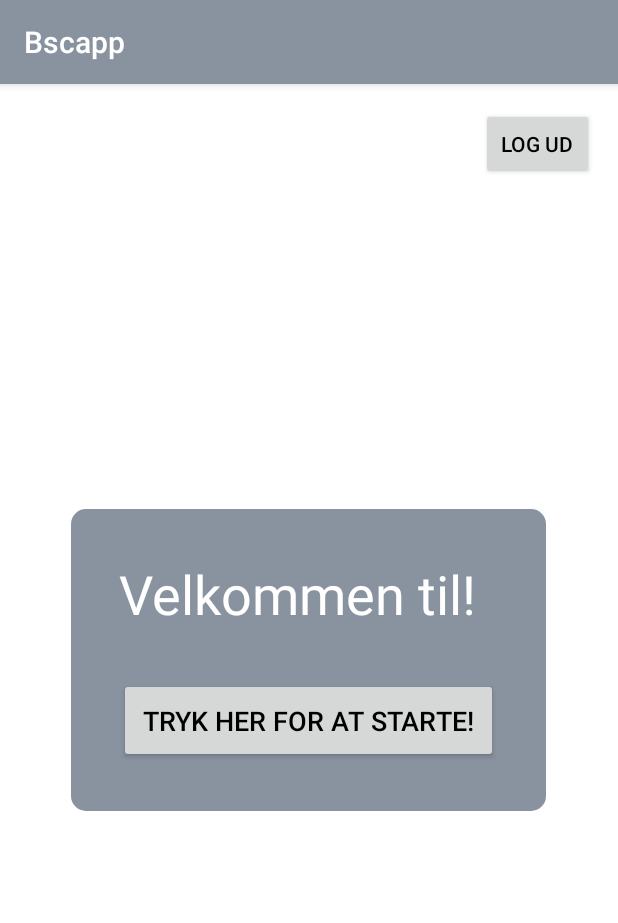
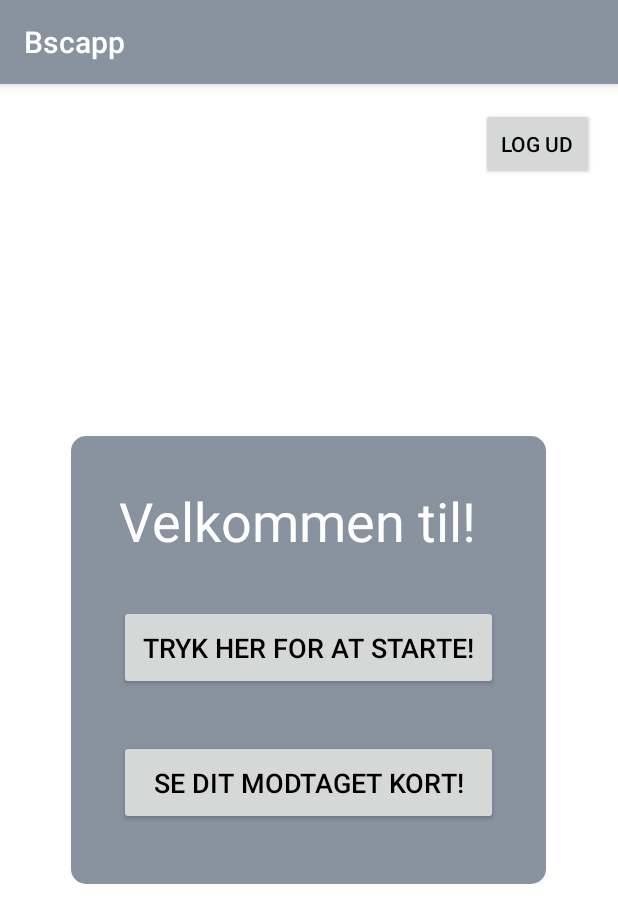
Before and after one commit to Nickka/Bscapp, an Android app: the screen it shows after launch (MainActivity), on a phone screen of 412 x 824 dp. Shown: the top 923 px of the screen. Run offline under Robolectric (Android 15) with nearby library versions, the light colour scheme and no system bars; our stand-ins replace Firebase (no records; nobody signed in at launch, a user with empty details on screens opened directly).

Commit message:
New features: små fixes

```diff
--- a/app/src/main/res/layout/activity_card.xml
+++ b/app/src/main/res/layout/activity_card.xml
@@ -77,6 +77,7 @@
 
 
     <Button
+        android:visibility="invisible"
         android:text="Se dit kort!"
         android:layout_width="wrap_content"
         android:layout_height="wrap_content"
--- a/app/src/main/res/layout/activity_fullscreen.xml
+++ b/app/src/main/res/layout/activity_fullscreen.xml
@@ -45,18 +45,35 @@
             android:layout_marginBottom="32dp"
             android:textColor="@color/bscAppSecondaryTextColor"/>
 
-        <Button android:id="@+id/sButton"
+        <Button
+            android:id="@+id/sButton"
+            android:layout_width="match_parent"
+            android:layout_height="wrap_content"
+            android:layout_weight="1"
+            android:text="Tryk her for at starte!"
+            android:clickable="true"
+            android:padding="16dp"
+            android:textSize="18sp"
+            android:layout_alignParentBottom="true"
+            android:layout_alignParentLeft="true"
+            android:layout_alignParentStart="true"
+            android:textColor="@color/bscAppPrimaryTextColor" />
+
+        <Button android:id="@+id/cardButton"
                 android:layout_width="match_parent"
                 android:layout_height="wrap_content"
                 android:layout_weight="1"
-                android:text="Tryk her for at starte!"
+                android:text="SE DIT MODTAGET KORT!"
                 android:clickable="true"
                 android:padding="16dp"
                 android:textSize="18sp"
-                android:layout_alignParentBottom="true"
-                android:layout_alignParentLeft="true"
-                android:layout_alignParentStart="true"
-                android:textColor="@color/bscAppPrimaryTextColor"/>
+            android:textColor="@color/bscAppPrimaryTextColor"
+            android:layout_alignParentBottom="true"
+            android:layout_alignParentLeft="true"
+            android:layout_alignParentStart="true"
+            android:layout_marginBottom="7dp"
+            android:elevation="0dp"
+            android:layout_marginTop="50px" />
 
     </LinearLayout>
 
--- a/app/src/main/res/layout/activity_scrapb.xml
+++ b/app/src/main/res/layout/activity_scrapb.xml
@@ -43,7 +43,8 @@
                 android:layout_height="wrap_content"
                 android:id="@+id/button3"
                 android:layout_gravity="center_horizontal"
-                android:textColor="@color/bscAppPrimaryTextColor"/>
+                android:textColor="@color/bscAppPrimaryTextColor"
+                />
 
             <EditText
                 android:layout_width="match_parent"
@@ -65,7 +66,8 @@
                 android:layout_marginTop="16dp"
                 android:layout_marginLeft="5dp"
                 android:layout_marginRight="5dp"
-                android:textColor="@color/bscAppPrimaryTextColor"/>
+                android:textColor="@color/bscAppPrimaryTextColor"
+                />
 
             <LinearLayout android:id="@+id/fullscreen_content_controls"
                           style="?metaButtonBarStyle"
```
Also changed, not shown: app/src/main/AndroidManifest.xml (+8 -2 lines), app/src/main/java/com/example/thinknick/bscapp/Activities/MainActivity.java (+16 -1 lines), app/src/main/java/com/example/thinknick/bscapp/Activities/ScrapBActivity.java (+8 -2 lines).
